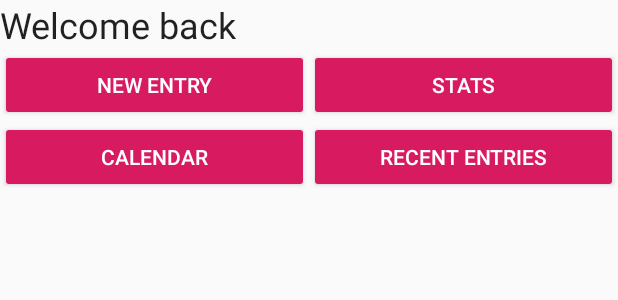
After one commit to jzirkin/cmsc436-feelings_diary, an Android app: the layout activity_main.xml on its own in the app's theme, with its tools: preview values and no code run, on a phone screen of 412 x 824 dp. The commit adds this screen. Shown: the top 300 px of the screen. Run offline under Robolectric (Android 15) with nearby library versions, the phone set to English and light mode, and no system bars.

Commit message:
Main Menu set up with 4 buttons. Setting menu in progress

```diff
--- /dev/null
+++ b/app/src/main/res/layout/activity_main.xml
@@ -0,0 +1,68 @@
+<?xml version="1.0" encoding="utf-8"?>
+
+<LinearLayout xmlns:android="http://schemas.android.com/apk/res/android"
+    xmlns:tools="http://schemas.android.com/tools"
+    android:orientation="vertical" android:layout_width="match_parent"
+    android:layout_height="match_parent">
+
+    <LinearLayout
+        android:layout_width="match_parent"
+        android:layout_height="wrap_content"
+        android:orientation="horizontal">
+
+        <TextView
+            android:id="@+id/textView"
+            android:layout_width="wrap_content"
+            android:layout_height="match_parent"
+            android:layout_weight="1"
+            android:text="@string/menu_welcome"
+            android:textAppearance="@style/TextAppearance.AppCompat.Headline" />
+
+    </LinearLayout>
+
+    <LinearLayout
+        android:layout_width="match_parent"
+        android:layout_height="wrap_content"
+        android:orientation="horizontal">
+
+
+        <Button
+            android:id="@+id/add_entry_button"
+            style="@style/Widget.AppCompat.Button.Colored"
+            android:layout_width="match_parent"
+            android:layout_height="match_parent"
+            android:layout_weight="1"
+            android:text="@string/add_new_entry" />
+
+        <Button
+            android:id="@+id/stats_button"
+            style="@style/Widget.AppCompat.Button.Colored"
+            android:layout_width="match_parent"
+            android:layout_height="match_parent"
+            android:layout_weight="1"
+            android:text="@string/view_stats" />
+    </LinearLayout>
+
+    <LinearLayout
+        android:layout_width="match_parent"
+        android:layout_height="wrap_content"
+        android:orientation="horizontal">
+
+        <Button
+            android:id="@+id/calendar_button"
+            style="@style/Widget.AppCompat.Button.Colored"
+            android:layout_width="match_parent"
+            android:layout_height="match_parent"
+            android:layout_weight="1"
+            android:text="@string/view_calendar" />
+
+        <Button
+            android:id="@+id/recent_entries_button"
+            style="@style/Widget.AppCompat.Button.Colored"
+            android:layout_width="match_parent"
+            android:layout_height="match_parent"
+            android:layout_weight="1"
+            android:text="@string/view_recent_entries" />
+    </LinearLayout>
+
+</LinearLayout>
--- a/app/src/main/res/values/strings.xml
+++ b/app/src/main/res/values/strings.xml
@@ -23,4 +23,16 @@
     <string name="prompt_email">Email</string>
     <string name="error_passwords_dont_match">Passwords must match.</string>
     <string name="error_invalid_email">Please enter a valid email.</string>
+
+    <!-- Strings related to Main -->
+    <string name="add_new_entry">New Entry</string>
+    <string name="view_stats">Stats</string>
+    <string name="view_calendar">Calendar</string>
+    <string name="view_recent_entries">Recent Entries</string>
+    <string name="menu_welcome">Welcome back</string>
+    <!-- Strings related to Main Popup Menu -->
+    <string name="settings">Settings</string>
+    <string name="logout">Logout</string>
+
+
 </resources>
```
Also changed, not shown: app/src/main/java/cmsc436/feelingsdiary/MainActivity.java (added, +52 -0 lines), app/src/main/res/menu/main_menu.xml (added, +11 -0 lines).
